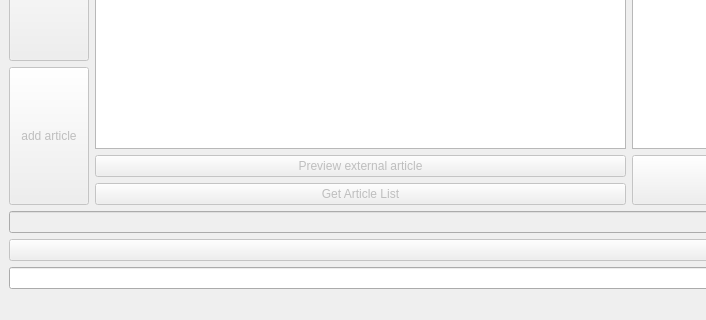
The window that mainwindow.ui (medvecm98/bp_program) describes before a commit, drawn with Qt 5; both pictures show x 0 to 706 and y 375 to 695 of the 1172 by 695 pixel window.
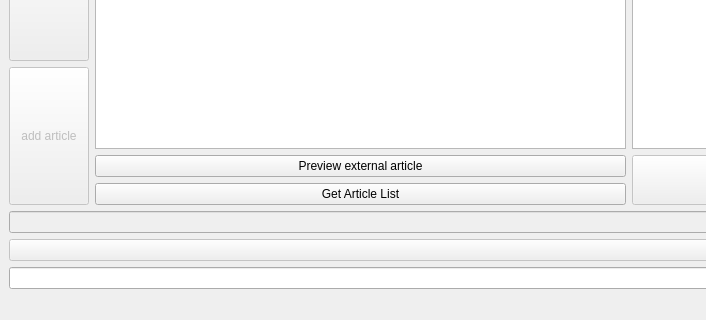
The same window after the commit.

```diff
--- a/mainwindow.ui
+++ b/mainwindow.ui
@@ -41,7 +41,7 @@
       <item row="10" column="1">
        <widget class="QPushButton" name="pushButton_external_article">
         <property name="enabled">
-         <bool>false</bool>
+         <bool>true</bool>
         </property>
         <property name="text">
          <string>Preview external article</string>
@@ -80,7 +80,7 @@
       <item row="11" column="1">
        <widget class="QPushButton" name="pushButton_article_list">
         <property name="enabled">
-         <bool>false</bool>
+         <bool>true</bool>
         </property>
         <property name="text">
          <string>Get Article List</string>
```
